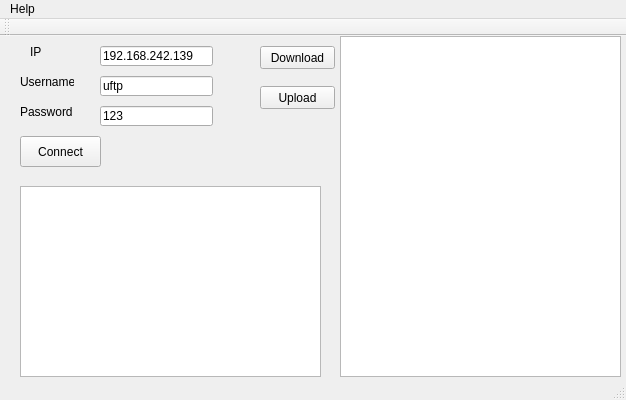
Old version of the form src/ftpClient/ftpclient.ui in the repository zycliao/ftp-qt.
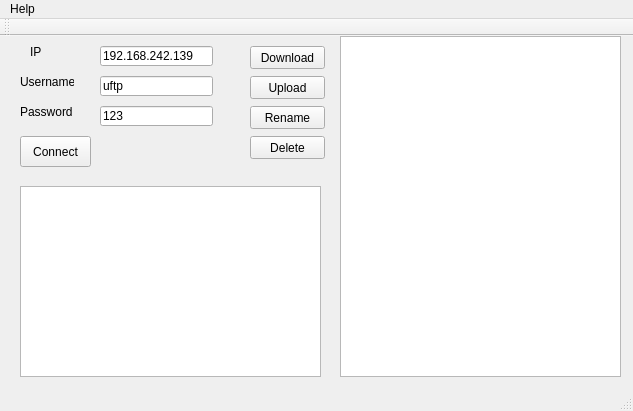
New version of the form.

What changed in the file:
```diff
--- a/src/ftpClient/ftpclient.ui
+++ b/src/ftpClient/ftpclient.ui
@@ -6,8 +6,8 @@
    <rect>
     <x>0</x>
     <y>0</y>
-    <width>626</width>
-    <height>400</height>
+    <width>633</width>
+    <height>411</height>
    </rect>
   </property>
   <property name="windowTitle">
@@ -29,7 +29,7 @@
      <rect>
       <x>20</x>
       <y>100</y>
-      <width>81</width>
+      <width>71</width>
       <height>31</height>
      </rect>
     </property>
@@ -128,7 +128,7 @@
    <widget class="QPushButton" name="downButton">
     <property name="geometry">
      <rect>
-      <x>260</x>
+      <x>250</x>
       <y>10</y>
       <width>75</width>
       <height>23</height>
@@ -141,8 +141,8 @@
    <widget class="QPushButton" name="upButton">
     <property name="geometry">
      <rect>
-      <x>260</x>
-      <y>50</y>
+      <x>250</x>
+      <y>40</y>
       <width>75</width>
       <height>23</height>
      </rect>
@@ -151,13 +151,39 @@
      <string>Upload</string>
     </property>
    </widget>
+   <widget class="QPushButton" name="pushButton">
+    <property name="geometry">
+     <rect>
+      <x>250</x>
+      <y>70</y>
+      <width>75</width>
+      <height>23</height>
+     </rect>
+    </property>
+    <property name="text">
+     <string>Rename</string>
+    </property>
+   </widget>
+   <widget class="QPushButton" name="pushButton_2">
+    <property name="geometry">
+     <rect>
+      <x>250</x>
+      <y>100</y>
+      <width>75</width>
+      <height>23</height>
+     </rect>
+    </property>
+    <property name="text">
+     <string>Delete</string>
+    </property>
+   </widget>
   </widget>
   <widget class="QMenuBar" name="menuBar">
    <property name="geometry">
     <rect>
      <x>0</x>
      <y>0</y>
-     <width>626</width>
+     <width>633</width>
      <height>23</height>
     </rect>
    </property>
```
